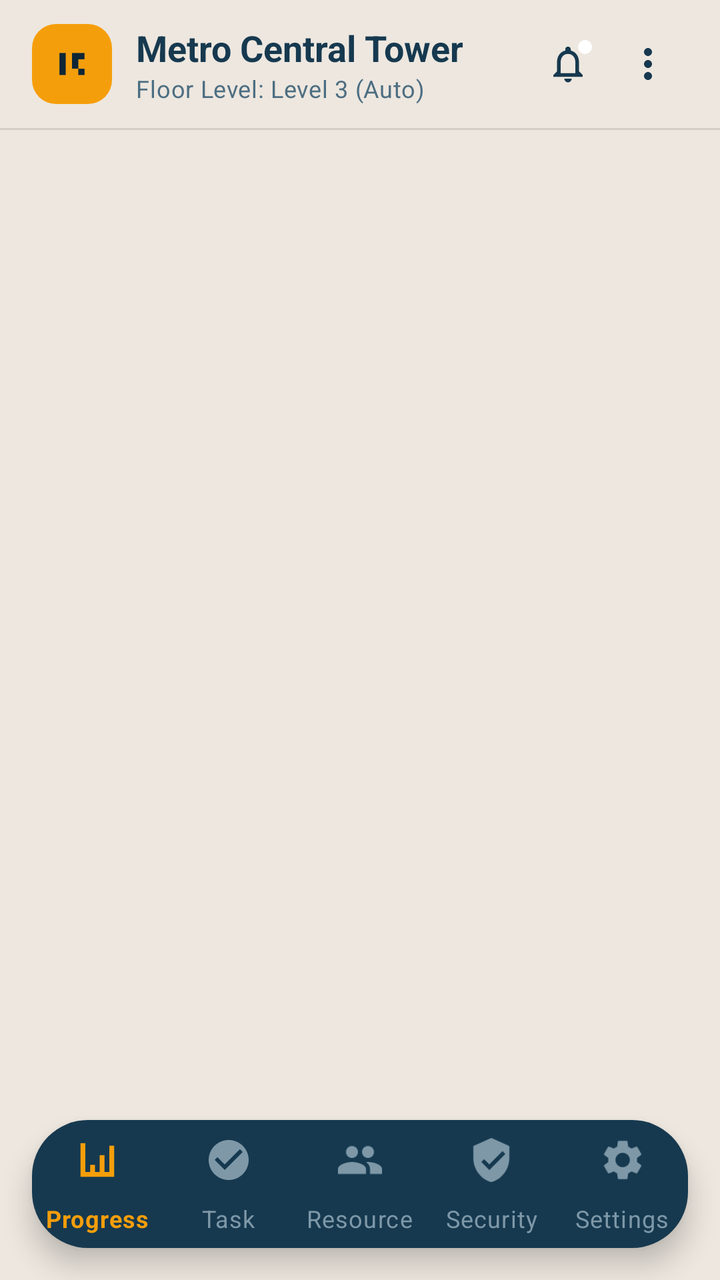
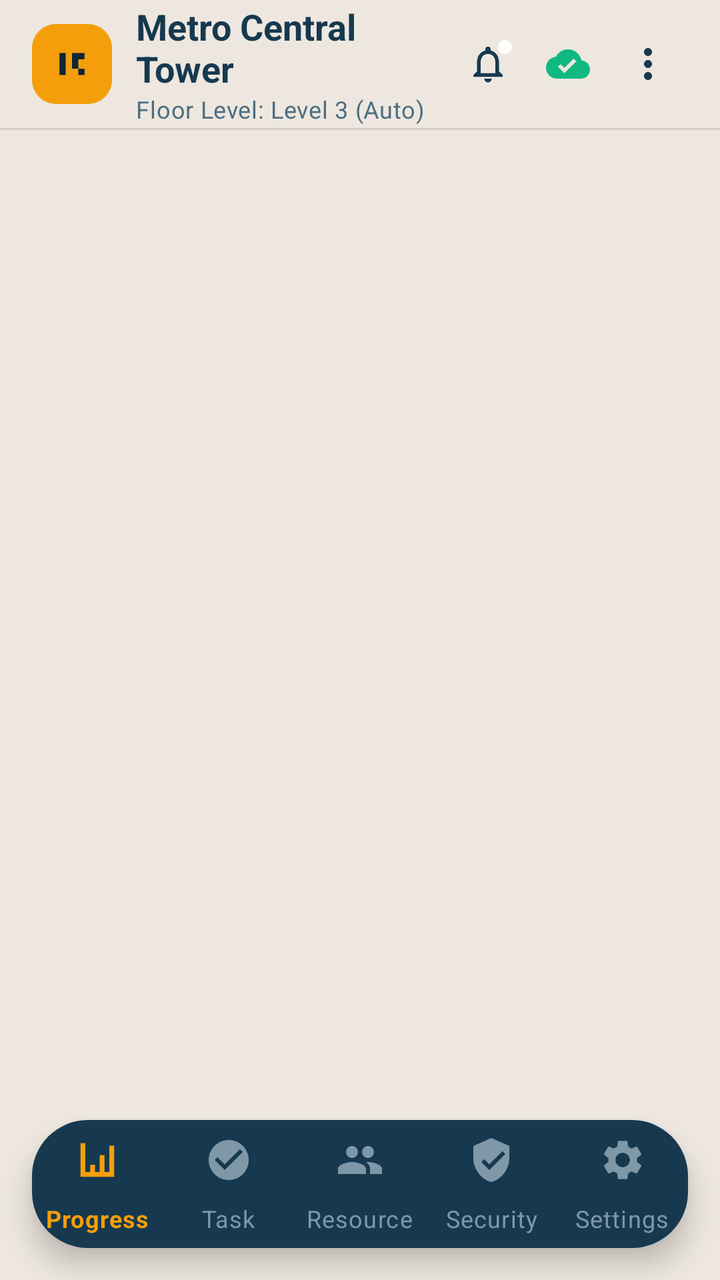

Screens rendered from an Android XML layout before and after an edit, with the pre-edit source and the edit as a unified diff.
<!-- AndroidManifest.xml: application theme Theme.SiteSync -->
<!-- res/layout/activity_main.xml -->
<?xml version="1.0" encoding="utf-8"?>
<androidx.coordinatorlayout.widget.CoordinatorLayout xmlns:android="http://schemas.android.com/apk/res/android"
    xmlns:app="http://schemas.android.com/apk/res-auto"
    xmlns:tools="http://schemas.android.com/tools"
    android:layout_width="match_parent"
    android:layout_height="match_parent"
    android:background="@color/warm_ash_base">

    <LinearLayout
        android:layout_width="match_parent"
        android:layout_height="match_parent"
        android:orientation="vertical">

        
        <LinearLayout
            android:id="@+id/topAppBar"
            android:layout_width="match_parent"
            android:layout_height="64dp"
            android:orientation="horizontal"
            android:gravity="center_vertical"
            android:paddingStart="16dp"
            android:paddingEnd="16dp"
            android:background="@color/warm_ash_base">

            
            <FrameLayout
                android:layout_width="40dp"
                android:layout_height="40dp"
                android:background="@drawable/bg_squircle_amber"
                android:layout_marginEnd="12dp">

                <ImageView
                    android:layout_width="22dp"
                    android:layout_height="22dp"
                    android:layout_gravity="center"
                    android:src="@drawable/ic_app_brand_symbol"
                    app:tint="@color/oxide_blue_dark"
                    android:contentDescription="Brand" />
            </FrameLayout>

            
            <LinearLayout
                android:layout_width="0dp"
                android:layout_height="wrap_content"
                android:layout_weight="1"
                android:orientation="vertical">

                <TextView
                    android:id="@+id/tvProjectTitle"
                    android:layout_width="wrap_content"
                    android:layout_height="wrap_content"
                    android:text="Metro Central Tower"
                    android:textColor="@color/text_oxide_primary"
                    android:textSize="18sp"
                    android:textStyle="bold" />

                <TextView
                    android:id="@+id/tvProjectSubtitle"
                    android:layout_width="wrap_content"
                    android:layout_height="wrap_content"
                    android:text="Floor Level: Level 3 (Auto)"
                    android:textColor="@color/text_oxide_secondary"
                    android:textSize="12sp"
                    android:letterSpacing="0.02" />
            </LinearLayout>

            
            <FrameLayout
                android:id="@+id/btnNotificationsHeader"
                android:layout_width="40dp"
                android:layout_height="40dp"
                android:background="?attr/selectableItemBackgroundBorderless"
                android:clickable="true"
                android:focusable="true">

                <ImageView
                    android:layout_width="22dp"
                    android:layout_height="22dp"
                    android:layout_gravity="center"
                    android:src="@drawable/ic_bell"
                    app:tint="@color/oxide_blue_primary"
                    android:contentDescription="Notifications" />

                <View
                    android:layout_width="7dp"
                    android:layout_height="7dp"
                    android:layout_gravity="top|end"
                    android:layout_marginTop="8dp"
                    android:layout_marginEnd="8dp"
                    android:background="@drawable/indicator_pulse_dot"
                    app:backgroundTint="@color/brand_amber" />
            </FrameLayout>

            
            <ImageView
                android:id="@+id/ivTopMenu"
                android:layout_width="40dp"
                android:layout_height="40dp"
                android:padding="8dp"
                android:src="@drawable/ic_more_vert"
                app:tint="@color/oxide_blue_primary"
                android:background="?attr/selectableItemBackgroundBorderless"
                android:contentDescription="Project Options Menu" />
        </LinearLayout>

        
        <View
            android:layout_width="match_parent"
            android:layout_height="1dp"
            android:background="@color/gauge_track_ash" />

        
        <FrameLayout
            android:id="@+id/fragmentContainer"
            android:layout_width="match_parent"
            android:layout_height="0dp"
            android:layout_weight="1" />

    </LinearLayout>

    
    <com.google.android.material.bottomnavigation.BottomNavigationView
        android:id="@+id/bottomNavigationView"
        android:layout_width="match_parent"
        android:layout_height="64dp"
        android:layout_gravity="bottom"
        android:layout_marginStart="16dp"
        android:layout_marginEnd="16dp"
        android:layout_marginBottom="16dp"
        android:background="@drawable/bg_bottom_nav_dock"
        app:elevation="8dp"
        app:itemIconTint="@color/selector_bottom_nav_dock"
        app:itemTextColor="@color/selector_bottom_nav_dock"
        app:itemRippleColor="@color/oxide_blue_dark"
        app:labelVisibilityMode="labeled"
        app:itemHorizontalTranslationEnabled="false"
        app:menu="@menu/bottom_nav_menu" />

</androidx.coordinatorlayout.widget.CoordinatorLayout>
<!-- resources referenced by this layout -->
<resources>
  <color name="brand_amber">#F59E0B</color>
  <color name="gauge_track_ash">#D4CDC3</color>
  <color name="oxide_blue_dark">#0E2636</color>
  <color name="oxide_blue_primary">#16394F</color>
  <color name="text_oxide_primary">#16394F</color>
  <color name="text_oxide_secondary">#4D6E82</color>
  <color name="warm_ash_base">#EDE7DF</color>
  <!-- drawable bg_bottom_nav_dock (drawable) -->
  <?xml version="1.0" encoding="utf-8"?>
  <shape xmlns:android="http://schemas.android.com/apk/res/android"
      android:shape="rectangle">
      <solid android:color="@color/oxide_blue_primary" />
      <corners android:radius="28dp" />
  </shape>
  <!-- drawable bg_squircle_amber (drawable) -->
  <?xml version="1.0" encoding="utf-8"?>
  <shape xmlns:android="http://schemas.android.com/apk/res/android"
      android:shape="rectangle">
      <solid android:color="@color/brand_amber" />
      <corners android:radius="12dp" />
  </shape>
  <!-- drawable ic_app_brand_symbol (drawable) -->
  <vector xmlns:android="http://schemas.android.com/apk/res/android"
      android:width="28dp"
      android:height="28dp"
      android:viewportWidth="28"
      android:viewportHeight="28">
    
    <path
        android:fillColor="#16394F"
        android:pathData="M6,7h4v14H6V7z"/>
    
    <path
        android:fillColor="#16394F"
        android:pathData="M14,7h8v4h-4v6h-4V7z"/>
    <path
        android:fillColor="#16394F"
        android:pathData="M18,17h4v4h-4V17z"/>
  </vector>
  <!-- drawable ic_bell (drawable) -->
  <vector xmlns:android="http://schemas.android.com/apk/res/android"
      android:width="24dp"
      android:height="24dp"
      android:viewportWidth="24"
      android:viewportHeight="24">
    <path
        android:fillColor="#141414"
        android:pathData="M12,22c1.1,0 2,-0.9 2,-2h-4c0,1.1 0.9,2 2,2zm6,-6v-5c0,-3.07 -1.63,-5.64 -4.5,-6.32V4c0,-0.83 -0.67,-1.5 -1.5,-1.5s-1.5,0.67 -1.5,1.5v0.68C7.64,5.36 6,7.92 6,11v5l-2,2v1h16v-1l-2,-2zm-2,1H8v-6c0,-2.48 1.51,-4.5 4,-4.5s4,2.02 4,4.5v6z"/>
  </vector>
  <!-- drawable ic_more_vert (drawable) -->
  <vector xmlns:android="http://schemas.android.com/apk/res/android"
      android:width="24dp"
      android:height="24dp"
      android:viewportWidth="24"
      android:viewportHeight="24">
      <path
          android:fillColor="@color/oxide_blue_primary"
          android:pathData="M12,8c1.1,0 2,-0.9 2,-2s-0.9,-2 -2,-2 -2,0.9 -2,2 0.9,2 2,2zm0,2c-1.1,0 -2,0.9 -2,2s0.9,2 2,2 2,-0.9 2,-2 -0.9,-2 -2,-2zm0,6c-1.1,0 -2,0.9 -2,2s0.9,2 2,2 2,-0.9 2,-2 -0.9,-2 -2,-2z" />
  </vector>
  <!-- drawable indicator_pulse_dot (drawable) -->
  <?xml version="1.0" encoding="utf-8"?>
  <shape xmlns:android="http://schemas.android.com/apk/res/android"
      android:shape="oval">
      <solid android:color="@color/indicator_pulse_dot" />
  </shape>
  <color name="indicator_pulse_dot">#FFFFFF</color>
  <color name="warm_ash_surface">#E5DFD6</color>
  <color name="text_on_oxide_white">#FFFFFF</color>
  <color name="oxide_blue_light">#24526E</color>
  <color name="stroke_oxide_blue">#16394F</color>
  <color name="text_oxide_muted">#7E98A8</color>
  <!-- unchanged entries left out for length: 1 -->
</resources>

<!-- the commit's change to res/layout/activity_main.xml (unified diff, before → after) -->
@@ -92,6 +92,39 @@
             </FrameLayout>
 
             
+            <FrameLayout
+                android:id="@+id/btnCloudSyncIndicator"
+                android:layout_width="40dp"
+                android:layout_height="40dp"
+                android:background="?attr/selectableItemBackgroundBorderless"
+                android:clickable="true"
+                android:focusable="true">
+
+                <ImageView
+                    android:id="@+id/ivCloudSyncStatus"
+                    android:layout_width="22dp"
+                    android:layout_height="22dp"
+                    android:layout_gravity="center"
+                    android:src="@drawable/ic_cloud_done"
+                    app:tint="@color/status_green"
+                    android:contentDescription="Cloud Sync Status" />
+
+                <TextView
+                    android:id="@+id/tvPendingSyncBadge"
+                    android:layout_width="16dp"
+                    android:layout_height="16dp"
+                    android:layout_gravity="top|end"
+                    android:layout_marginTop="4dp"
+                    android:layout_marginEnd="4dp"
+                    android:background="@drawable/bg_badge_urgent"
+                    android:gravity="center"
+                    android:textColor="#991B1B"
+                    android:textSize="9sp"
+                    android:textStyle="bold"
+                    android:visibility="gone" />
+            </FrameLayout>
+
+            
             <ImageView
                 android:id="@+id/ivTopMenu"
                 android:layout_width="40dp"
<!-- resource entries referenced after the edit -->
@@ -4,9 +4,20 @@
   <color name="gauge_track_ash">#D4CDC3</color>
   <color name="oxide_blue_dark">#0E2636</color>
   <color name="oxide_blue_primary">#16394F</color>
+  <color name="status_green">#10B981</color>
   <color name="text_oxide_primary">#16394F</color>
   <color name="text_oxide_secondary">#4D6E82</color>
   <color name="warm_ash_base">#EDE7DF</color>
+  <!-- drawable bg_badge_urgent (drawable) -->
+  <?xml version="1.0" encoding="utf-8"?>
+  <shape xmlns:android="http://schemas.android.com/apk/res/android"
+      android:shape="rectangle">
+      <solid android:color="#FEE2E2" />
+      <stroke
+          android:width="1dp"
+          android:color="#EF4444" />
+      <corners android:radius="12dp" />
+  </shape>
   <!-- drawable bg_bottom_nav_dock (drawable) -->
   <?xml version="1.0" encoding="utf-8"?>
   <shape xmlns:android="http://schemas.android.com/apk/res/android"
@@ -49,6 +60,16 @@
         android:fillColor="#141414"
         android:pathData="M12,22c1.1,0 2,-0.9 2,-2h-4c0,1.1 0.9,2 2,2zm6,-6v-5c0,-3.07 -1.63,-5.64 -4.5,-6.32V4c0,-0.83 -0.67,-1.5 -1.5,-1.5s-1.5,0.67 -1.5,1.5v0.68C7.64,5.36 6,7.92 6,11v5l-2,2v1h16v-1l-2,-2zm-2,1H8v-6c0,-2.48 1.51,-4.5 4,-4.5s4,2.02 4,4.5v6z"/>
   </vector>
+  <!-- drawable ic_cloud_done (drawable) -->
+  <vector xmlns:android="http://schemas.android.com/apk/res/android"
+      android:width="24dp"
+      android:height="24dp"
+      android:viewportWidth="24"
+      android:viewportHeight="24">
+    <path
+        android:fillColor="#FF10B981"
+        android:pathData="M19.35,10.04C18.67,6.59 15.64,4 12,4 9.11,4 6.6,5.64 5.35,8.04 2.34,8.36 0,10.91 0,14c0,3.31 2.69,6 6,6h13c2.76,0 5,-2.24 5,-5 0,-2.64 -2.05,-4.78 -4.65,-4.96zM10,17l-3.5,-3.5 1.41,-1.41L10,14.17 15.09,9.09 16.5,10.5 10,17z"/>
+  </vector>
   <!-- drawable ic_more_vert (drawable) -->
   <vector xmlns:android="http://schemas.android.com/apk/res/android"
       android:width="24dp"
